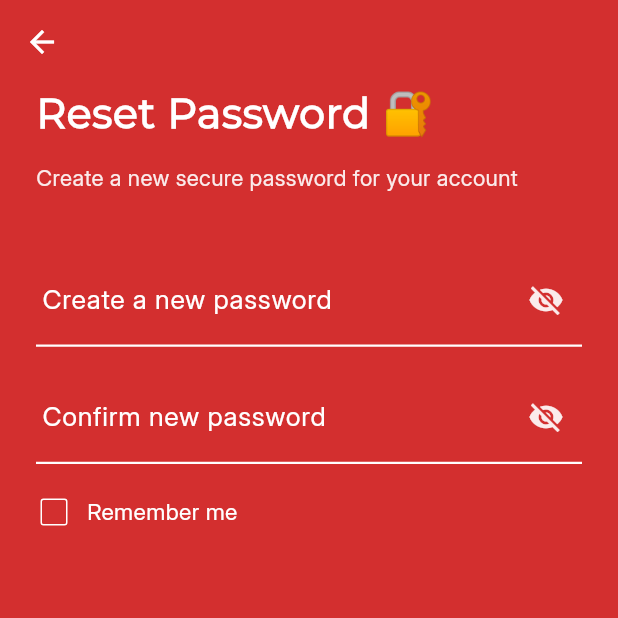
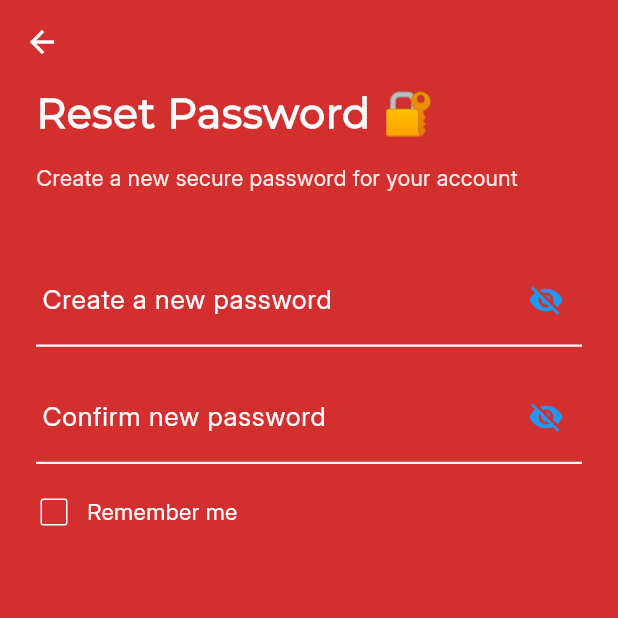
Before and after one commit to TextTheAnswer/Text_The_Answer_App, a Flutter app: the ResetPasswordScreen screen opened by its route, on a phone screen of 412 x 824 dp, the top half of it. Run offline on Flutter 3.47's test engine with Material 3 defaults, Android fonts, the phone set to English and light mode, and no system bars; our stand-ins replace animate_do, cached_network_image, flutter_bloc, flutter_dotenv, flutter_screenutil, flutter_secure_storage and 5 more; accounts and stored records are empty; network calls fail.

Commit message:
feat: Add iconColor property to CustomTextField for better customization

```diff
--- a/lib/widgets/custom_text_field.dart
+++ b/lib/widgets/custom_text_field.dart
@@ -21,6 +21,7 @@ class CustomTextField extends StatelessWidget {
   final EdgeInsetsGeometry? contentPadding;
   final bool readOnly;
   final int? maxLines;
+  final Color? iconColor;
 
   const CustomTextField({
     super.key,
@@ -40,6 +41,7 @@ class CustomTextField extends StatelessWidget {
     this.contentPadding,
     this.readOnly = false,
     this.maxLines = 1,
+    this.iconColor,
   });
 
   @override
@@ -49,10 +51,6 @@ class CustomTextField extends StatelessWidget {
         darkMode
             ? Colors.white.withOpacity(0.7)
             : AppColors.darkGray.withOpacity(0.6);
-    final Color iconColor =
-        darkMode
-            ? Colors.white.withOpacity(0.9)
-            : AppColors.darkGray.withOpacity(0.7);
 
     return TextField(
       controller: controller,
```
